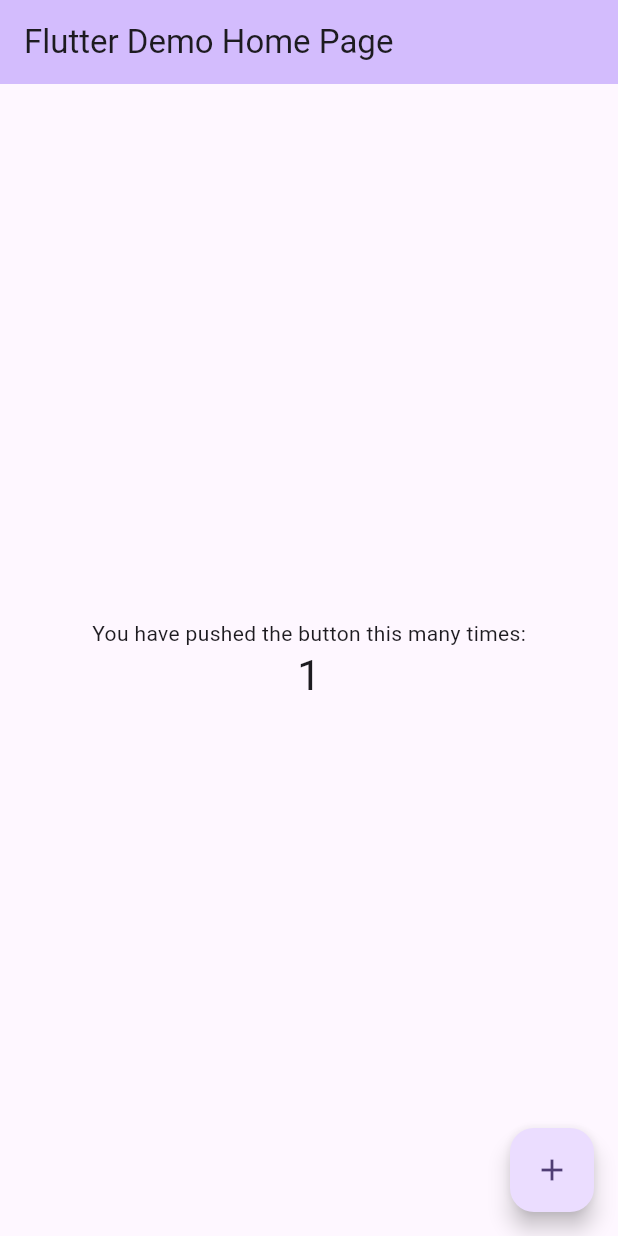
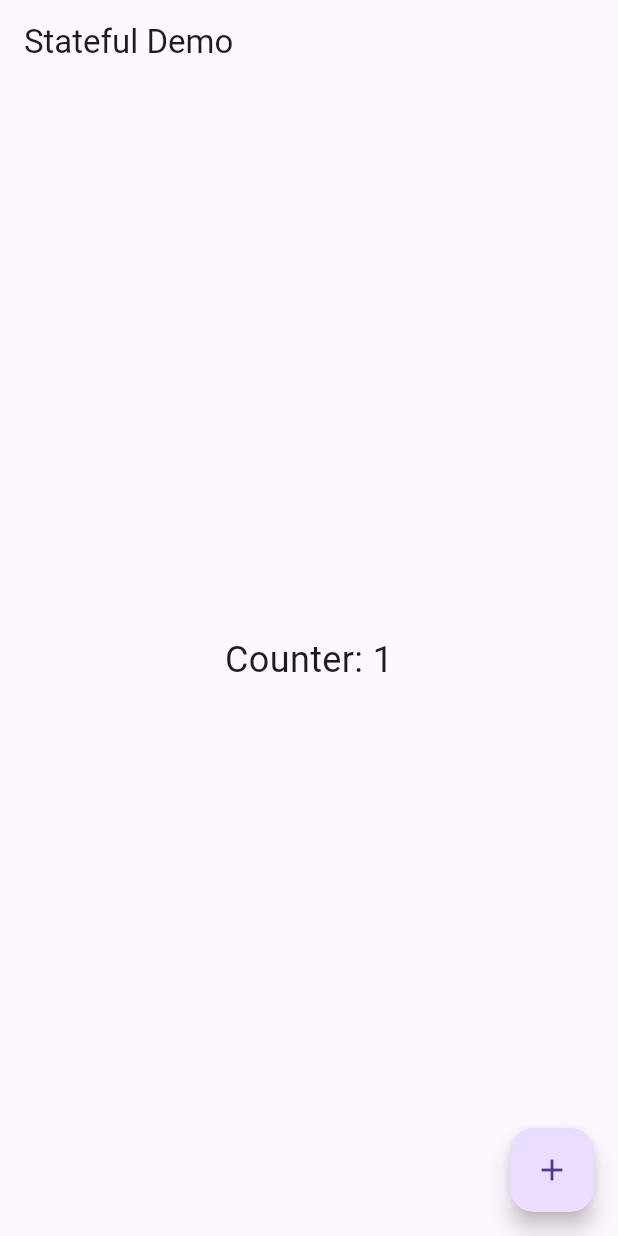
Before and after one commit to kalviumcommunity/S66-Deltas-SafeRoute, a Flutter app: the screen it shows after launch, after a tap on the "add" icon, on a phone screen of 412 x 824 dp. Run offline on Flutter 3.47's test engine with Material 3 defaults, Android fonts, the phone set to English and light mode, and no system bars.

Commit message:
feat: setup clean folder structure and implement widget tree + stateful demo (3.12-3.14)

```diff
--- a/safe_route/lib/main.dart
+++ b/safe_route/lib/main.dart
@@ -1,120 +1,46 @@
 import 'package:flutter/material.dart';
 
 void main() {
-  runApp(const MyApp());
+  runApp(const SafeRouteApp());
 }
 
-class MyApp extends StatelessWidget {
-  const MyApp({super.key});
+class SafeRouteApp extends StatelessWidget {
+  const SafeRouteApp({super.key});
 
-  // This widget is the root of your application.
   @override
   Widget build(BuildContext context) {
-    return MaterialApp(
-      title: 'Flutter Demo',
-      theme: ThemeData(
-        // This is the theme of your application.
-        //
-        // TRY THIS: Try running your application with "flutter run". You'll see
-        // the application has a purple toolbar. Then, without quitting the app,
-        // try changing the seedColor in the colorScheme below to Colors.green
-        // and then invoke "hot reload" (save your changes or press the "hot
-        // reload" button in a Flutter-supported IDE, or press "r" if you used
-        // the command line to start the app).
-        //
-        // Notice that the counter didn't reset back to zero; the application
-        // state is not lost during the reload. To reset the state, use hot
-        // restart instead.
-        //
-        // This works for code too, not just values: Most code changes can be
-        // tested with just a hot reload.
-        colorScheme: .fromSeed(seedColor: Colors.deepPurple),
-      ),
-      home: const MyHomePage(title: 'Flutter Demo Home Page'),
+    return const MaterialApp(
+      debugShowCheckedModeBanner: false,
+      home: HomeScreen(),
     );
   }
 }
 
-class MyHomePage extends StatefulWidget {
-  const MyHomePage({super.key, required this.title});
-
-  // This widget is the home page of your application. It is stateful, meaning
-  // that it has a State object (defined below) that contains fields that affect
-  // how it looks.
-
-  // This class is the configuration for the state. It holds the values (in this
-  // case the title) provided by the parent (in this case the App widget) and
-  // used by the build method of the State. Fields in a Widget subclass are
-  // always marked "final".
-
-  final String title;
+class HomeScreen extends StatefulWidget {
+  const HomeScreen({super.key});
 
   @override
-  State<MyHomePage> createState() => _MyHomePageState();
+  State<HomeScreen> createState() => _HomeScreenState();
 }
 
-class _MyHomePageState extends State<MyHomePage> {
+class _HomeScreenState extends State<HomeScreen> {
   int _counter = 0;
 
-  void _incrementCounter() {
+  void _increment() {
     setState(() {
-      // This call to setState tells the Flutter framework that something has
-      // changed in this State, which causes it to rerun the build method below
-      // so that the display can reflect the updated values. If we changed
-      // _counter without calling setState(), then the build method would not be
-      // called again, and so nothing would appear to happen.
       _counter++;
     });
   }
 
   @override
   Widget build(BuildContext context) {
-    // This method is rerun every time setState is called, for instance as done
-    // by the _incrementCounter method above.
-    //
-    // The Flutter framework has been optimized to make rerunning build methods
-    // fast, so that you can just rebuild anything that needs updating rather
-    // than having to individually change instances of widgets.
     return Scaffold(
-      appBar: AppBar(
-        // TRY THIS: Try changing the color here to a specific color (to
-        // Colors.amber, perhaps?) and trigger a hot reload to see the AppBar
-        // change color while the other colors stay the same.
-        backgroundColor: Theme.of(context).colorScheme.inversePrimary,
-        // Here we take the value from the MyHomePage object that was created by
-        // the App.build method, and use it to set our appbar title.
-        title: Text(widget.title),
-      ),
+      appBar: AppBar(title: const Text("Stateful Demo")),
       body: Center(
-        // Center is a layout widget. It takes a single child and positions it
-        // in the middle of the parent.
-        child: Column(
-          // Column is also a layout widget. It takes a list of children and
-          // arranges them vertically. By default, it sizes itself to fit its
-          // children horizontally, and tries to be as tall as its parent.
-          //
-          // Column has various properties to control how it sizes itself and
-          // how it positions its children. Here we use mainAxisAlignment to
-          // center the children vertically; the main axis here is the vertical
-          // axis because Columns are vertical (the cross axis would be
-          // horizontal).
-          //
-          // TRY THIS: Invoke "debug painting" (choose the "Toggle Debug Paint"
-          // action in the IDE, or press "p" in the console), to see the
-          // wireframe for each widget.
-          mainAxisAlignment: .center,
-          children: [
-            const Text('You have pushed the button this many times:'),
-            Text(
-              '$_counter',
-              style: Theme.of(context).textTheme.headlineMedium,
-            ),
-          ],
-        ),
+        child: Text("Counter: $_counter", style: const TextStyle(fontSize: 24)),
       ),
       floatingActionButton: FloatingActionButton(
-        onPressed: _incrementCounter,
-        tooltip: 'Increment',
+        onPressed: _increment,
         child: const Icon(Icons.add),
       ),
     );
```
